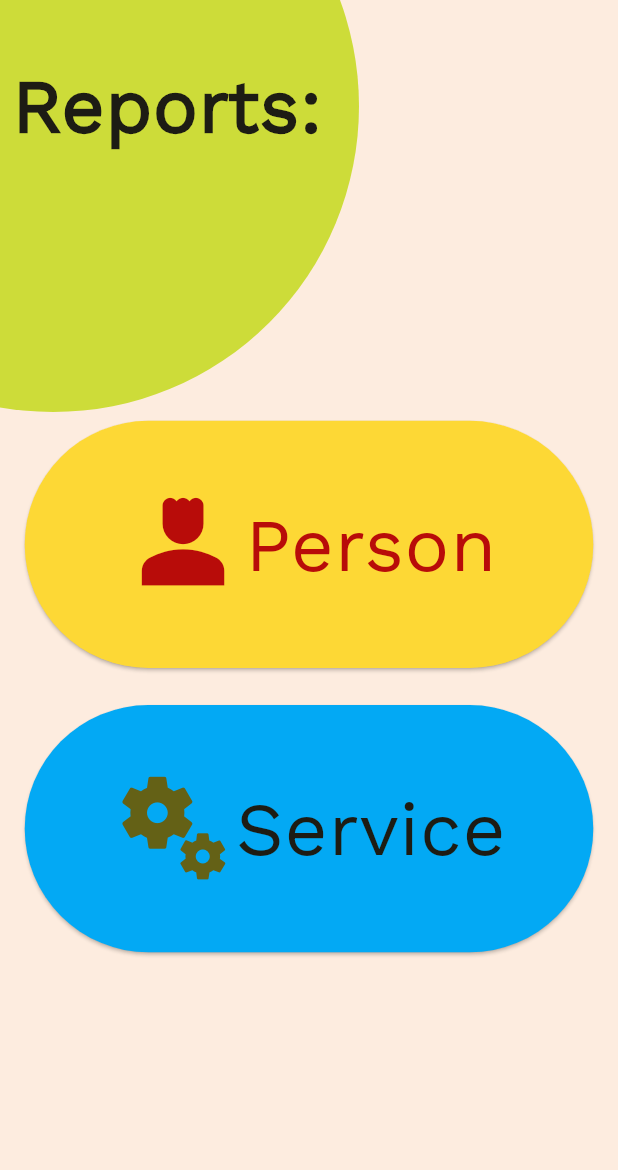
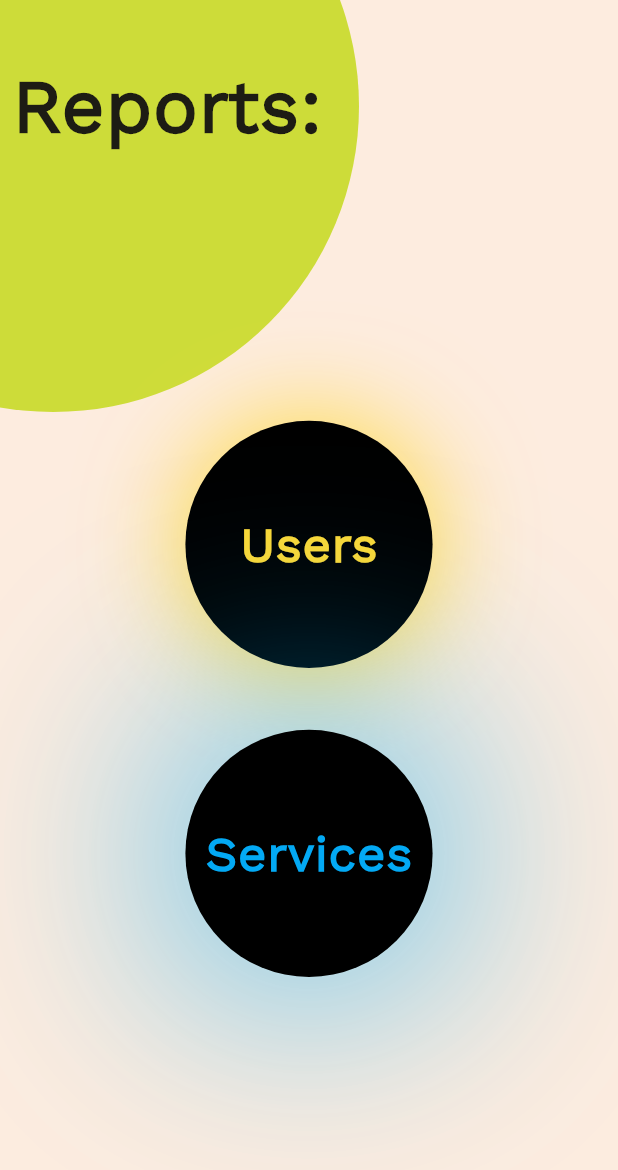
Before and after one commit to TheBenedict09/JRD_Sports_Connect, a Flutter app: the AdminReportPage screen opened directly, on a phone screen of 412 x 824 dp. Shown: the top 1170 px of the screen. Run offline on Flutter 3.47's test engine with Material 3 defaults, Android fonts, the phone set to English and light mode, and no system bars; our stand-ins replace cloud_firestore, firebase_auth, firebase_core, google_nav_bar, iconsax, lottie; accounts and stored records are empty.

Commit message:
v1.12.0 (Service Report)

```diff
--- a/lib/admin_pages/ReportPages/report.dart
+++ b/lib/admin_pages/ReportPages/report.dart
@@ -1,5 +1,6 @@
 import 'package:flutter/material.dart';
 import 'package:jrd_s_c/admin_pages/ReportPages/report_by_person.dart';
+import 'package:jrd_s_c/admin_pages/ReportPages/report_by_service.dart';
 import 'package:jrd_s_c/common_utilities/colors.dart';
 
 class AdminReportPage extends StatefulWidget {
@@ -11,13 +12,12 @@ class AdminReportPage extends StatefulWidget {
 
 class _AdminReportPageState extends State<AdminReportPage> {
   double x = 0.9;
+
   @override
   Widget build(BuildContext context) {
     return Scaffold(
       backgroundColor: c10.withOpacity(0.2),
       body: Stack(
-        children: [
-          Stack(
         children: [
           Positioned(
             top: -MediaQuery.of(context).size.height * x / 2.2,
@@ -30,10 +30,10 @@ class _AdminReportPageState extends State<AdminReportPage> {
                 color: Colors.lime.shade500,
               ),
             ),
-              )
-            ],
           ),
-          Column(
+          Container(
+            width: MediaQuery.of(context).size.width,
+            child: Column(
               crossAxisAlignment: CrossAxisAlignment.start,
               children: [
                 SizedBox(
@@ -53,83 +53,88 @@ class _AdminReportPageState extends State<AdminReportPage> {
                   height: MediaQuery.of(context).size.height * 0.2,
                 ),
                 Center(
-                child: SizedBox(
-                  width: MediaQuery.of(context).size.width * 0.92,
-                  height: MediaQuery.of(context).size.height * 0.2,
-                  child: ElevatedButton(
-                    style: ButtonStyle(
-                        backgroundColor:
-                            MaterialStatePropertyAll(Colors.yellow.shade600)),
-                    onPressed: () {
+                  child: Container(
+                    width: MediaQuery.of(context).size.width * 0.8,
+                    decoration: BoxDecoration(
+                      shape: BoxShape.circle,
+                      boxShadow: [
+                        BoxShadow(blurRadius: 60, color: Colors.yellow.shade600)
+                      ],
+                    ),
+                    child: InkWell(
+                      onTap: () {
                         Navigator.push(
                           context,
                           MaterialPageRoute(
                             builder: (context) {
-                            return const PersonReport();
+                              return PersonReport();
                             },
                           ),
                         );
                       },
-                    child: Row(
-                      mainAxisAlignment: MainAxisAlignment.center,
-                      children: [
-                        Icon(
-                          Icons.person_4,
-                          size: MediaQuery.of(context).size.width * 0.2,
-                          color: c1,
-                        ),
-                        Text(
-                          "Person",
+                      child: CircleAvatar(
+                        child: Text(
+                          "Users",
                           style: Theme.of(context)
                               .textTheme
                               .bodyLarge
                               ?.copyWith(
-                                  // fontWeight: FontWeight.w900,
+                                fontWeight: FontWeight.w900,
+                                color: Colors.yellow.shade600,
                                 fontSize:
-                                      MediaQuery.of(context).size.width * 0.121,
-                                  color: c1),
+                                    MediaQuery.of(context).size.width * 0.08,
                               ),
-                      ],
+                        ),
+                        backgroundColor: Colors.black,
+                        maxRadius: MediaQuery.of(context).size.width * 0.2,
                       ),
                     ),
                   ),
                 ),
                 SizedBox(
-                height: MediaQuery.of(context).size.height * 0.03,
+                  height: MediaQuery.of(context).size.height * 0.05,
                 ),
                 Center(
-                child: SizedBox(
-                  width: MediaQuery.of(context).size.width * 0.92,
-                  height: MediaQuery.of(context).size.height * 0.2,
-                  child: ElevatedButton(
-                    style: const ButtonStyle(
-                        backgroundColor:
-                            MaterialStatePropertyAll(Colors.lightBlue)),
-                    onPressed: () {},
-                    child: Row(
-                      mainAxisAlignment: MainAxisAlignment.center,
-                      children: [
-                        Icon(
-                          Icons.miscellaneous_services,
-                          size: MediaQuery.of(context).size.width * 0.2,
+                  child: Container(
+                    width: MediaQuery.of(context).size.width * 0.8,
+                    decoration: BoxDecoration(
+                      shape: BoxShape.circle,
+                      boxShadow: [
+                        BoxShadow(blurRadius: 160, color: Colors.lightBlue)
+                      ],
                     ),
-                        Text(
-                          "Service",
+                    child: InkWell(
+                      onTap: () {
+                        Navigator.push(
+                          context,
+                          MaterialPageRoute(
+                            builder: (context) {
+                              return ServiceReport();
+                            },
+                          ),
+                        );
+                      },
+                      child: CircleAvatar(
+                        child: Text(
+                          "Services",
                           style: Theme.of(context)
                               .textTheme
                               .bodyLarge
                               ?.copyWith(
-                                // fontWeight: FontWeight.w900,
+                                fontWeight: FontWeight.w900,
+                                color: Colors.lightBlue,
                                 fontSize:
-                                    MediaQuery.of(context).size.width * 0.121,
+                                    MediaQuery.of(context).size.width * 0.08,
+                              ),
+                        ),
+                        backgroundColor: Colors.black,
+                        maxRadius: MediaQuery.of(context).size.width * 0.2,
+                      ),
+                    ),
                   ),
                 ),
               ],
             ),
-                  ),
-                ),
-              )
-            ],
           ),
         ],
       ),
--- a/lib/admin_pages/ReportPages/report_by_person.dart
+++ b/lib/admin_pages/ReportPages/report_by_person.dart
@@ -113,7 +113,7 @@ class _PersonReportState extends State<PersonReport> {
             padding: const EdgeInsets.symmetric(horizontal: 15),
             child: Container(
               decoration: BoxDecoration(
-                color: Colors.yellow.shade300,
+                color: Colors.yellow.shade400,
                 borderRadius: BorderRadius.circular(22),
               ),
               child: TextField(
--- a/lib/main.dart
+++ b/lib/main.dart
@@ -25,7 +25,7 @@ class MyApp extends StatelessWidget {
           useMaterial3: true,
           textTheme:
               const TextTheme(bodyLarge: TextStyle(fontFamily: 'MyFont'))),
-      home: const PersonReport(),
+      home: const AuthHandler(),
       debugShowCheckedModeBanner: false,
     );
   }
```
Also changed, not shown: lib/admin_pages/ReportPages/report_by_service.dart (+192 -1 lines). Lines whose indentation alone changed are shown as unchanged.
